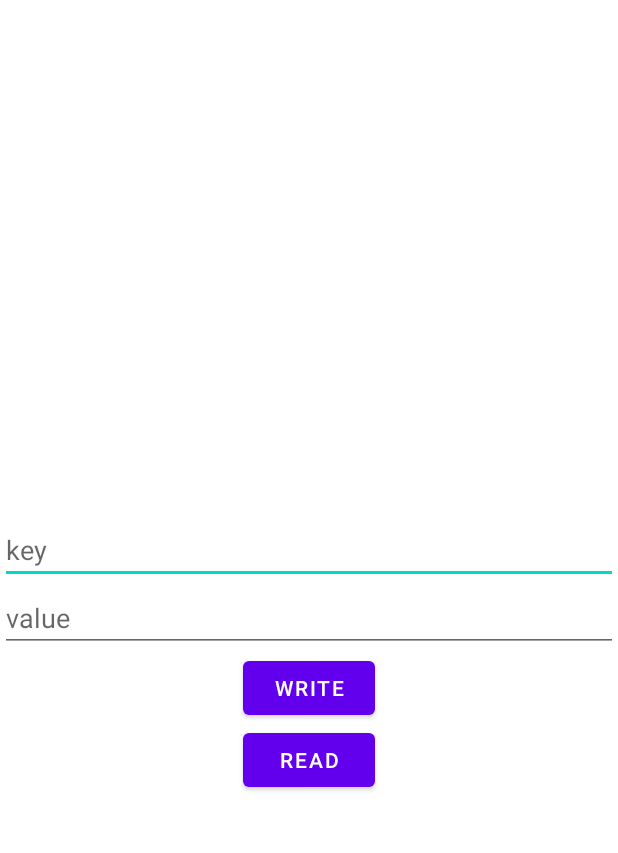
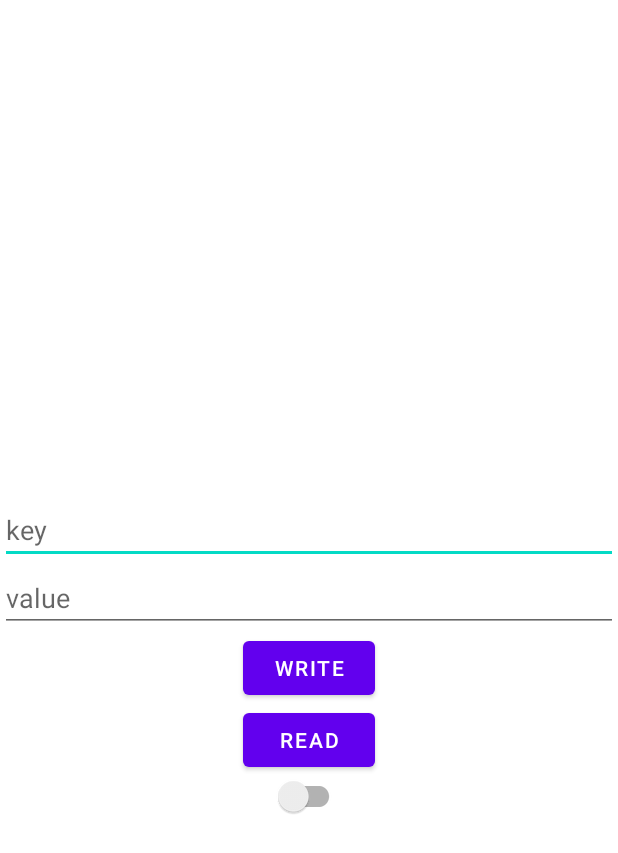
Before and after one commit to KennethSS/Store, an Android app: the layout activity_main.xml on its own in the app's theme, with its tools: preview values and no code run, on a phone screen of 412 x 824 dp. Shown: the top 853 px of the screen. Run offline under Robolectric (Android 15) with nearby library versions, the phone set to English and light mode, and no system bars.

Commit message:
add StoreSwitch

```diff
--- a/app/src/main/res/layout/activity_main.xml
+++ b/app/src/main/res/layout/activity_main.xml
@@ -1,6 +1,6 @@
 <?xml version="1.0" encoding="utf-8"?>
-<layout
-    xmlns:android="http://schemas.android.com/apk/res/android">
+<layout xmlns:android="http://schemas.android.com/apk/res/android"
+  xmlns:app="http://schemas.android.com/apk/res-auto">
 
     <data>
 
@@ -43,5 +43,13 @@
             android:layout_width="wrap_content"
             android:layout_height="wrap_content"
             android:text="read" />
+
+
+        <com.github.kennethss.StoreSwitch
+          android:layout_width="wrap_content"
+          android:layout_height="wrap_content"
+          android:theme="@style/Widget.AppCompat.CompoundButton.Switch"
+          app:key="@string/some_key"
+          app:default_value="true"/>
     </LinearLayout>
 </layout>
--- a/app/src/main/res/values/strings.xml
+++ b/app/src/main/res/values/strings.xml
@@ -1,3 +1,4 @@
 <resources>
     <string name="app_name">Store</string>
+    <string name="some_key">SomeKey</string>
 </resources>
--- /dev/null
+++ b/store/src/main/java/com/github/kennethss/StoreSwitch.kt
@@ -0,0 +1,43 @@
+package com.github.kennethss
+
+import android.content.Context
+import android.util.AttributeSet
+import androidx.appcompat.widget.SwitchCompat
+import androidx.lifecycle.findViewTreeLifecycleOwner
+
+class StoreSwitch @JvmOverloads constructor(
+  context: Context, attrs: AttributeSet? = null, defStyleAttr: Int = 0
+) : SwitchCompat(context, attrs, defStyleAttr) {
+
+  private val key: String
+  private val defaultValue: Boolean
+
+  init {
+    context.theme.obtainStyledAttributes(
+      attrs,
+      R.styleable.StoreSwitch, 0, 0
+    ).apply {
+      try {
+        key = getString(R.styleable.StoreSwitch_key) ?: "N/A"
+        defaultValue = getBoolean(R.styleable.StoreSwitch_default_value, false)
+      } finally {
+        recycle()
+      }
+    }
+
+    setOnCheckedChangeListener { buttonView, isChecked ->
+      println("StoreSwitch: Set Value: $isChecked")
+      findViewTreeLifecycleOwner()?.setValueForLifeCycleOwner(context, key, isChecked)
+    }
+  }
+
+  override fun onAttachedToWindow() {
+    super.onAttachedToWindow()
+    findViewTreeLifecycleOwner()?.let { lifecycleOwner ->
+      lifecycleOwner.getValueForLifeCycleOwner<Boolean>(context, key) { value ->
+        println("StoreSwitch: Value: $value")
+        isChecked = value ?: defaultValue
+      }
+    }
+  }
+}
```
Also changed, not shown: app/src/main/java/com/github/kennethss/store/sample/MainActivity.kt (+5 -14 lines), store/src/main/java/com/github/kennethss/DataStore.kt (+6 -50 lines), store/src/main/java/com/github/kennethss/StoreHelper.kt (added, +60 -0 lines), store/src/main/res/values/attrs.xml (added, +7 -0 lines).
